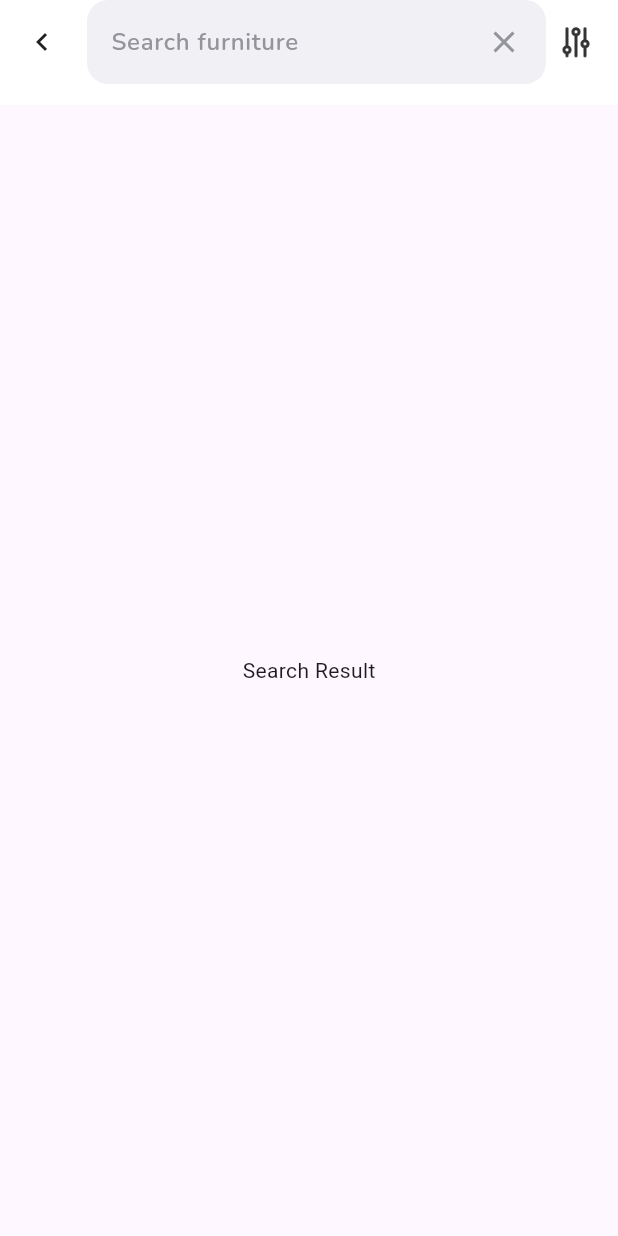
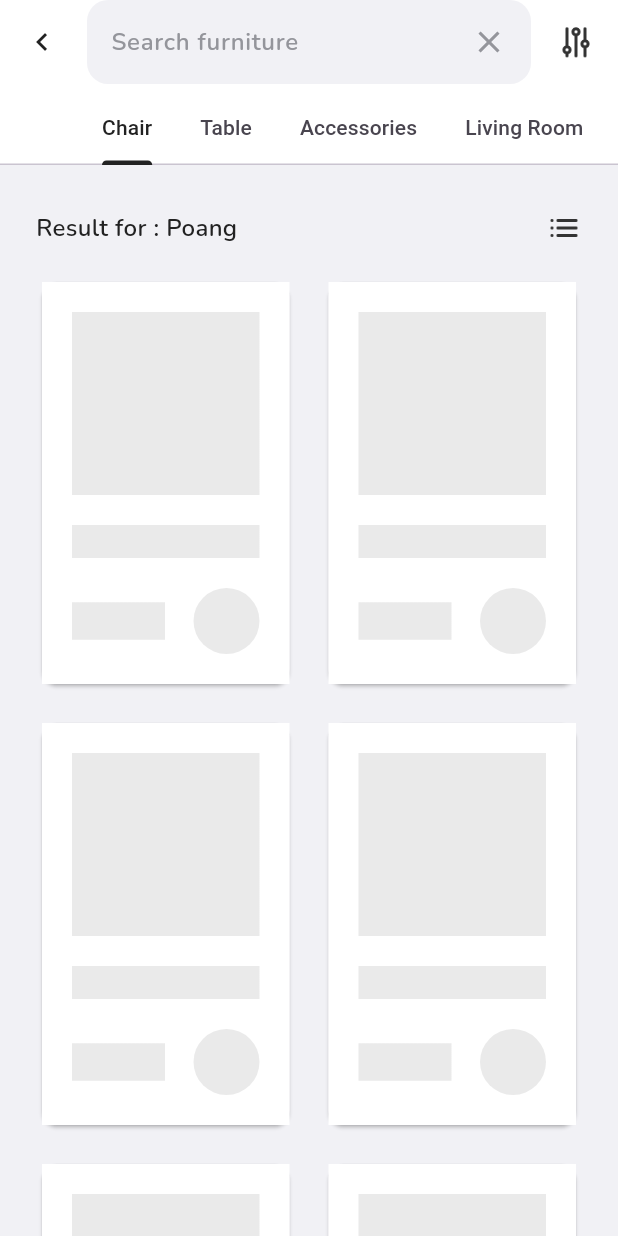
Before and after one commit to syahrulmf/space-furniture-app, a Flutter app: the SearchResultPage screen opened by its route, on a phone screen of 412 x 824 dp. Run offline on Flutter 3.47's test engine with Material 3 defaults, Android fonts, the phone set to English and light mode, and no system bars; drawn by our look-alikes of shimmer; our stand-ins replace carousel_slider, fluttertoast, google_fonts.

Commit message:
feat: add search result menu

```diff
--- a/lib/pages/search_result_page.dart
+++ b/lib/pages/search_result_page.dart
@@ -1,22 +1,52 @@
 import 'package:flutter/material.dart';
 import 'package:space/theme.dart';
+import 'package:space/widgets/product_grid_item.dart';
+import 'package:space/widgets/product_list_item.dart';
+import 'package:space/widgets/skeleton_item.dart';
 
-class SearchResultPage extends StatelessWidget {
+class SearchResultPage extends StatefulWidget {
   const SearchResultPage({super.key});
 
   @override
+  State<SearchResultPage> createState() => _SearchResultPageState();
+}
+
+class _SearchResultPageState extends State<SearchResultPage> {
+  bool isLoading = true;
+  bool isShowGrid = true;
+
+  @override
+  void initState() {
+    super.initState();
+
+    Future.delayed(const Duration(seconds: 2), () {
+      setState(() {
+        isLoading = false;
+      });
+    });
+  }
+
+  @override
   Widget build(BuildContext context) {
-    return  Scaffold(
+    return DefaultTabController(
+      length: 4,
+      child: Scaffold(
+        backgroundColor: kWhiteGreyColor,
         appBar: PreferredSize(
-        preferredSize: const Size(double.infinity, 70),
+          preferredSize: const Size(double.infinity, 110),
           child: AppBar(
             automaticallyImplyLeading: false,
             backgroundColor: kWhiteColor,
             title: Row(
               children: [
-              Icon(
+                GestureDetector(
+                  onTap: () {
+                    Navigator.pop(context);
+                  },
+                  child: Icon(
                     Icons.chevron_left,
                     color: kBlackColor,
+                  ),
                 ),
                 const SizedBox(
                   width: 18,
@@ -57,7 +87,7 @@ class SearchResultPage extends StatelessWidget {
                   ),
                 ),
                 const SizedBox(
-                width: 8,
+                  width: 18,
                 ),
                 Image.asset(
                   'assets/icons/options_icon.png',
@@ -65,13 +95,193 @@ class SearchResultPage extends StatelessWidget {
                 ),
               ],
             ),
+            bottom: TabBar(
+              indicatorColor: kBlackColor,
+              labelColor: kBlackColor,
+              isScrollable: true,
+              tabs: const [
+                Tab(
+                  text: 'Chair',
+                ),
+                Tab(
+                  text: 'Table',
+                ),
+                Tab(
+                  text: 'Accessories',
+                ),
+                Tab(
+                  text: 'Living Room',
+                ),
+              ],
             ),
           ),
-      body: const Center(
-        child: Text(
-          'Search Result',
+        ),
+        body: TabBarView(
+          children: [
+            buildBody(),
+            buildBody(),
+            buildBody(),
+            buildBody(),
+          ],
         ),
       ),
     );
   }
+
+  Widget buildBody() {
+    return ListView(
+      padding: const EdgeInsets.symmetric(
+        horizontal: 24,
+      ),
+      children: [
+        const SizedBox(
+          height: 30,
+        ),
+        Row(
+          mainAxisAlignment: MainAxisAlignment.spaceBetween,
+          children: [
+            Text(
+              'Result for : Poang',
+              style: blackTextStyle.copyWith(
+                fontSize: 16,
+                fontWeight: semiBold,
+              ),
+            ),
+            GestureDetector(
+              onTap: () {
+                setState(() {
+                  isShowGrid = !isShowGrid;
+                });
+              },
+              child: Image.asset(
+                isShowGrid
+                    ? 'assets/icons/list_icon.png'
+                    : 'assets/icons/grid_icon.png',
+                width: 24,
+              ),
+            ),
+          ],
+        ),
+        const SizedBox(
+          height: 20,
+        ),
+        isLoading
+            ? buildLoading()
+            : isShowGrid
+                ? buildGrid()
+                : buildList(),
+      ],
+    );
   }
+
+  Widget buildLoading() {
+    return const Wrap(
+      crossAxisAlignment: WrapCrossAlignment.center,
+      spacing: 18,
+      runSpacing: 18,
+      children: [
+        SkeletonItem(),
+        SkeletonItem(),
+        SkeletonItem(),
+        SkeletonItem(),
+        SkeletonItem(),
+        SkeletonItem(),
+        SkeletonItem(),
+        SkeletonItem(),
+      ],
+    );
+  }
+
+  Widget buildGrid() {
+    return const Wrap(
+      crossAxisAlignment: WrapCrossAlignment.center,
+      spacing: 18,
+      runSpacing: 18,
+      children: [
+        ProductGridItem(
+          title: "Poan Chair",
+          imageUrl: 'assets/images/product_grid1.png',
+          price: 34,
+          isWishList: false,
+        ),
+        ProductGridItem(
+          title: "Poan Chair",
+          imageUrl: 'assets/images/product_grid2.png',
+          price: 34,
+          isWishList: true,
+        ),
+        ProductGridItem(
+          title: "Poan Chair",
+          imageUrl: 'assets/images/product_grid3.png',
+          price: 34,
+          isWishList: false,
+        ),
+        ProductGridItem(
+          title: "Poan Chair",
+          imageUrl: 'assets/images/product_grid4.png',
+          price: 34,
+          isWishList: false,
+        ),
+        ProductGridItem(
+          title: "Poan Chair",
+          imageUrl: 'assets/images/product_grid2.png',
+          price: 34,
+          isWishList: true,
+        ),
+        ProductGridItem(
+          title: "Poan Chair",
+          imageUrl: 'assets/images/product_grid1.png',
+          price: 34,
+          isWishList: false,
+        ),
+      ],
+    );
+  }
+
+  Widget buildList() {
+    return const Column(
+      children: [
+        ProductListItem(
+          title: 'Poan Chair',
+          price: 34,
+          imageUrl: 'assets/images/product_list1.png',
+        ),
+        ProductListItem(
+          title: 'Poan Chair',
+          price: 42,
+          imageUrl: 'assets/images/product_list2.png',
+        ),
+        ProductListItem(
+          title: 'Poan Chair',
+          price: 34,
+          imageUrl: 'assets/images/product_list3.png',
+        ),
+        ProductListItem(
+          title: 'Poan Table',
+          price: 38,
+          imageUrl: 'assets/images/product_list4.png',
+        ),
+        ProductListItem(
+          title: 'Poan Chair',
+          price: 34,
+          imageUrl: 'assets/images/product_list1.png',
+        ),
+        ProductListItem(
+          title: 'Poan Chair',
+          price: 42,
+          imageUrl: 'assets/images/product_list2.png',
+        ),
+        ProductListItem(
+          title: 'Poan Chair',
+          price: 34,
+          imageUrl: 'assets/images/product_list3.png',
+        ),
+        ProductListItem(
+          title: 'Poan Table',
+          price: 38,
+          imageUrl: 'assets/images/product_list4.png',
+        ),
+      ],
+    );
+  }
+}
--- a/lib/widgets/recommendation_item.dart
+++ b/lib/widgets/product_list_item.dart
@@ -1,12 +1,12 @@
 import 'package:flutter/material.dart';
 import 'package:space/theme.dart';
 
-class RecommendationItem extends StatelessWidget {
+class ProductListItem extends StatelessWidget {
   final String title;
   final int price;
   final String imageUrl;
 
-  const RecommendationItem({
+  const ProductListItem({
     super.key,
     required this.title,
     required this.price,
--- /dev/null
+++ b/lib/widgets/skeleton_item.dart
@@ -0,0 +1,75 @@
+import 'package:flutter/material.dart';
+import 'package:shimmer/shimmer.dart';
+import 'package:space/theme.dart';
+
+class SkeletonItem extends StatelessWidget {
+  const SkeletonItem({super.key});
+
+  @override
+  Widget build(BuildContext context) {
+    return Card(
+      shape: RoundedRectangleBorder(
+        borderRadius: BorderRadius.circular(10),
+      ),
+      child: Container(
+        width: (MediaQuery.of(context).size.width - 82) / 2,
+        padding: const EdgeInsets.all(20),
+        color: kWhiteColor,
+        child: Column(
+          children: [
+            Shimmer.fromColors(
+              baseColor: kLineDarkColor,
+              highlightColor: kWhiteGreyColor,
+              child: Container(
+                width: double.infinity,
+                height: 122,
+                color: kLineDarkColor,
+              ),
+            ),
+            const SizedBox(
+              height: 20,
+            ),
+            Shimmer.fromColors(
+              baseColor: kLineDarkColor,
+              highlightColor: kWhiteGreyColor,
+              child: Container(
+                width: double.infinity,
+                height: 22,
+                color: kLineDarkColor,
+              ),
+            ),
+            const SizedBox(
+              height: 20,
+            ),
+            Row(
+              mainAxisAlignment: MainAxisAlignment.spaceBetween,
+              children: [
+                Shimmer.fromColors(
+                  baseColor: kLineDarkColor,
+                  highlightColor: kWhiteGreyColor,
+                  child: Container(
+                    width: 62,
+                    height: 25,
+                    color: kLineDarkColor,
+                  ),
+                ),
+                Shimmer.fromColors(
+                  baseColor: kLineDarkColor,
+                  highlightColor: kWhiteGreyColor,
+                  child: Container(
+                    width: 44,
+                    height: 44,
+                    decoration: BoxDecoration(
+                      shape: BoxShape.circle,
+                      color: kLineDarkColor,
+                    ),
+                  ),
+                ),
+              ],
+            ),
+          ],
+        ),
+      ),
+    );
+  }
+}
--- a/pubspec.yaml
+++ b/pubspec.yaml
@@ -37,6 +37,7 @@ dependencies:
   google_fonts: ^6.2.1
   carousel_slider: ^5.0.0
   fluttertoast: ^8.2.8
+  shimmer: ^3.0.0
 
 dev_dependencies:
   flutter_test:
```
Also changed, not shown: lib/pages/search_page.dart (+13 -8 lines), lib/widgets/product_grid_item.dart (added, +68 -0 lines), pubspec.lock. Lines whose indentation alone changed are shown as unchanged.
